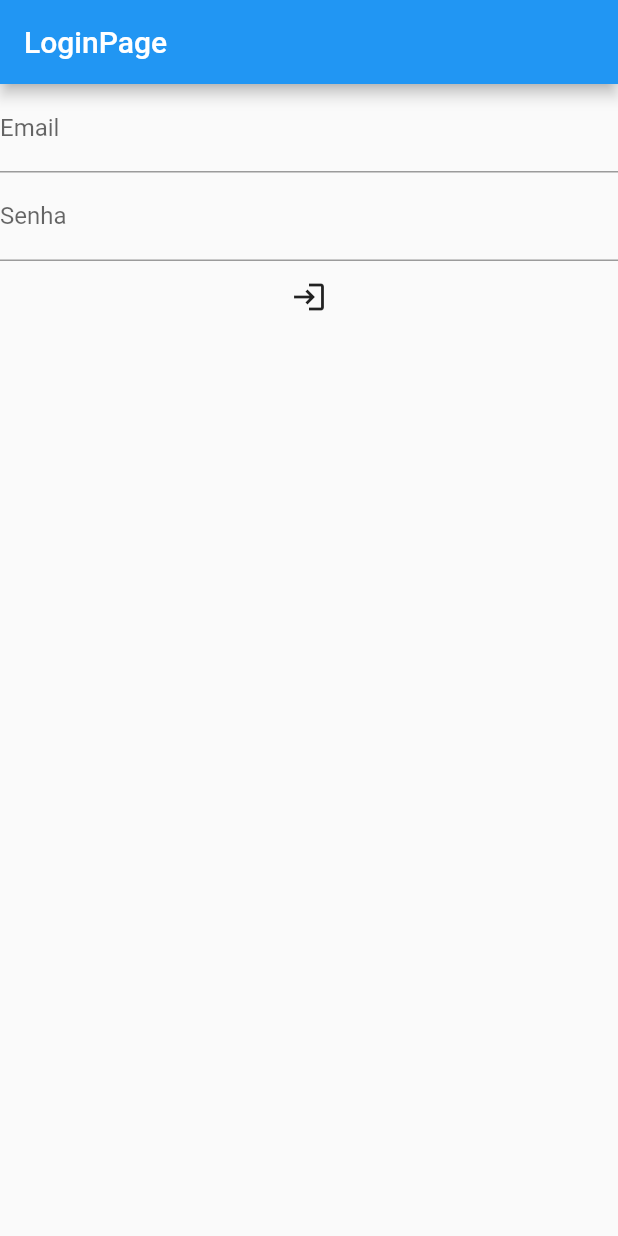
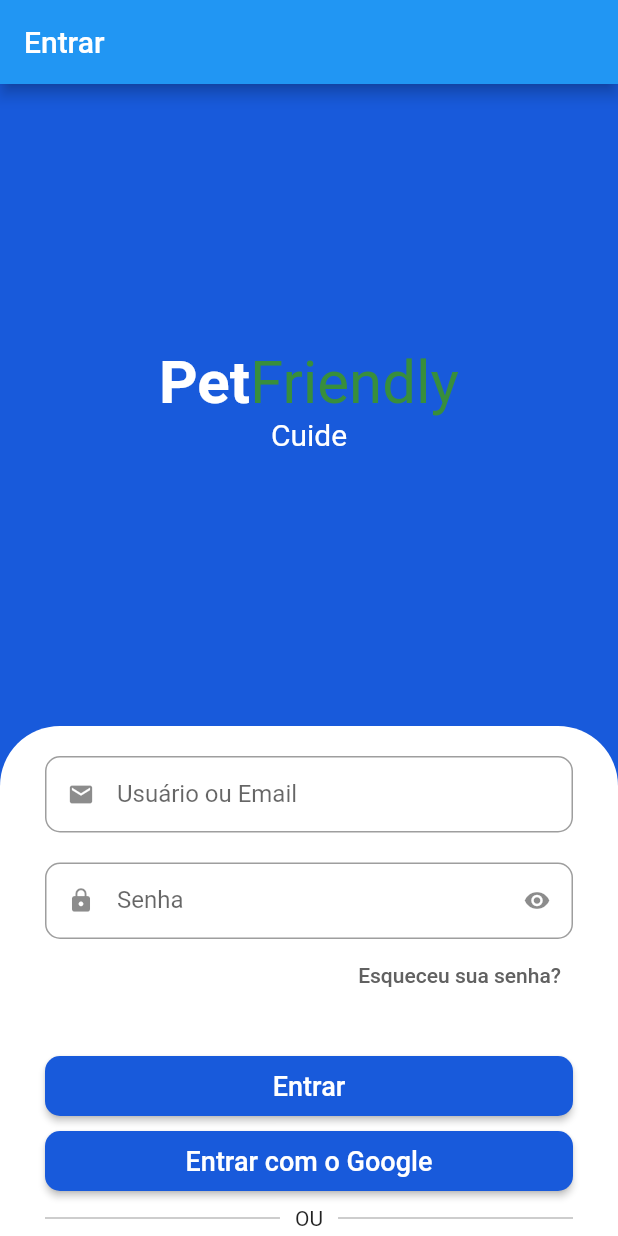
Before and after one commit to jefferson-norberto2/wowpet, a Flutter app: the screen it shows after launch, on a phone screen of 412 x 824 dp. Run offline on Flutter 3.47's test engine with Material 2 defaults, Android fonts, the light colour scheme and no system bars; drawn by our look-alikes of animated_text_kit; our stand-ins replace flutter_modular, flutter_triple, mask_text_input_formatter.

Commit message:
login page ok

```diff
--- /dev/null
+++ b/lib/app/config/custom_colors.dart
@@ -0,0 +1,41 @@
+import 'package:flutter/material.dart';
+
+Map<int, Color> _swatchOpacity = {
+  50: const Color.fromRGBO(139, 195, 74, .1),
+  100: const Color.fromRGBO(139, 195, 74, .2),
+  200: const Color.fromRGBO(139, 195, 74, .3),
+  300: const Color.fromRGBO(139, 195, 74, .4),
+  400: const Color.fromRGBO(139, 195, 74, .5),
+  500: const Color.fromRGBO(139, 195, 74, .6),
+  600: const Color.fromRGBO(139, 195, 74, .7),
+  700: const Color.fromRGBO(139, 195, 74, .8),
+  800: const Color.fromRGBO(139, 195, 74, .9),
+  900: const Color.fromRGBO(139, 195, 74, 1),
+};
+
+Map<int, Color> _swatchOpacityBlue = {
+  50: const Color.fromRGBO(24, 90, 219, .1),
+  100: const Color.fromRGBO(24, 90, 219, .2),
+  200: const Color.fromRGBO(24, 90, 219, .3),
+  300: const Color.fromRGBO(24, 90, 219, .4),
+  400: const Color.fromRGBO(24, 90, 219, .5),
+  500: const Color.fromRGBO(24, 90, 219, .6),
+  600: const Color.fromRGBO(24, 90, 219, .7),
+  700: const Color.fromRGBO(24, 90, 219, .8),
+  800: const Color.fromRGBO(24, 90, 219, .9),
+  900: const Color.fromRGBO(24, 90, 219, 1),
+};
+
+abstract class CustomColors {
+  static Color customConstrateColor = Colors.red.shade700;
+
+  static Color customConstrateColorGreen = Colors.green.shade700;
+
+  static MaterialColor customSwatchColor =
+      MaterialColor(0xFF8BC34A, _swatchOpacity);
+
+  static MaterialColor customSwatchBlue =
+      MaterialColor(0X185ADB, _swatchOpacityBlue);
+
+  static Color customPrimaryColor = const Color.fromRGBO(24, 90, 219, 1);
+}
--- /dev/null
+++ b/lib/app/modules/login/components/custom_text_field.dart
@@ -0,0 +1,69 @@
+import 'package:flutter/material.dart';
+import 'package:flutter/services.dart';
+
+class CustomTextField extends StatefulWidget {
+  final IconData icon;
+  final String label;
+  final bool isSecrect;
+  final List<TextInputFormatter>? inputFormatters;
+  final TextInputType? keyboardType;
+  final double? padding_bottom;
+
+  const CustomTextField({
+    super.key,
+    required this.icon,
+    required this.label,
+    this.isSecrect = false,
+    this.inputFormatters,
+    this.keyboardType,
+    this.padding_bottom,
+  });
+
+  @override
+  State<CustomTextField> createState() => _CustomTextFieldState();
+}
+
+class _CustomTextFieldState extends State<CustomTextField> {
+  late bool isObscure;
+
+  @override
+  void initState() {
+    isObscure = widget.isSecrect;
+    super.initState();
+  }
+
+  @override
+  Widget build(BuildContext context) {
+    return Padding(
+      padding: widget.padding_bottom != null
+          ? EdgeInsets.only(bottom: widget.padding_bottom as double)
+          : const EdgeInsets.only(bottom: 20),
+      child: TextFormField(
+        keyboardType: widget.keyboardType,
+        inputFormatters: widget.inputFormatters,
+        obscureText: isObscure,
+        decoration: InputDecoration(
+          suffixIcon: widget.isSecrect
+              ? IconButton(
+                  onPressed: () {
+                    setState(() {
+                      isObscure = !isObscure;
+                    });
+                  },
+                  icon:
+                      Icon(isObscure ? Icons.visibility : Icons.visibility_off),
+                )
+              : null,
+          label: Text(widget.label),
+          prefixIcon: Icon(widget.icon),
+          isDense: true,
+          border: const OutlineInputBorder(
+            borderRadius: BorderRadius.all(
+              Radius.circular(10),
+            ),
+          ),
+        ),
+      ),
+    );
+  }
+}
--- a/lib/app/modules/login/login_module.dart
+++ b/lib/app/modules/login/login_module.dart
@@ -1,5 +1,5 @@
 import 'package:wowpet/app/modules/home/home_module.dart';
-import 'package:wowpet/app/modules/login/login_page.dart';
+import 'package:wowpet/app/modules/login/pages/login_page.dart';
 import 'package:wowpet/app/modules/login/login_store.dart';
 import 'package:flutter_modular/flutter_modular.dart';
 
--- /dev/null
+++ b/lib/app/modules/login/pages/sign_in_screen.dart
@@ -0,0 +1,221 @@
+import 'package:flutter/material.dart';
+import 'package:animated_text_kit/animated_text_kit.dart';
+import '../pages/sign_up_screen.dart';
+import '../components/custom_text_field.dart';
+import '../../../config/custom_colors.dart';
+
+class SignInScreen extends StatelessWidget {
+  const SignInScreen({super.key});
+
+  @override
+  Widget build(BuildContext context) {
+    final size = MediaQuery.of(context).size;
+
+    return Scaffold(
+      backgroundColor: CustomColors.customPrimaryColor,
+      body: SingleChildScrollView(
+        child: SizedBox(
+          height: size.height,
+          width: size.width,
+          child: Column(
+            children: [
+              Expanded(
+                child: Column(
+                  mainAxisAlignment: MainAxisAlignment.center,
+                  children: [
+                    // App name
+                    Text.rich(
+                      TextSpan(
+                          style: const TextStyle(
+                            fontSize: 40,
+                          ),
+                          children: [
+                            const TextSpan(
+                              text: 'Pet',
+                              style: TextStyle(
+                                color: Colors.white,
+                                fontWeight: FontWeight.bold,
+                              ),
+                            ),
+                            TextSpan(
+                              text: 'Friendly',
+                              style: TextStyle(
+                                color: CustomColors.customConstrateColorGreen,
+                              ),
+                            ),
+                          ]),
+                    ),
+                    // Category
+                    SizedBox(
+                      height: 30,
+                      child: DefaultTextStyle(
+                        style: const TextStyle(
+                          fontSize: 20,
+                          color: Colors.white,
+                        ),
+                        child: AnimatedTextKit(
+                          pause: Duration.zero,
+                          repeatForever: true,
+                          animatedTexts: [
+                            FadeAnimatedText(
+                              'Cuide',
+                              textStyle: const TextStyle(
+                                fontSize: 20,
+                                color: Colors.white,
+                              ),
+                            ),
+                            FadeAnimatedText(
+                              'Informe-se',
+                            ),
+                            FadeAnimatedText(
+                              'Reporte',
+                            ),
+                            FadeAnimatedText(
+                              'Encontre',
+                            ),
+                          ],
+                        ),
+                      ),
+                    ),
+                  ],
+                ),
+              ),
+              Container(
+                padding: const EdgeInsets.only(
+                    left: 30, right: 30, top: 20, bottom: 10),
+                decoration: const BoxDecoration(
+                  borderRadius: BorderRadius.vertical(
+                    top: Radius.circular(40),
+                  ),
+                  color: Colors.white,
+                ),
+                child: Column(
+                  crossAxisAlignment: CrossAxisAlignment.stretch,
+                  children: [
+                    // Email
+                    const CustomTextField(
+                        icon: Icons.email, label: 'Usuário ou Email'),
+
+                    // Password
+                    const CustomTextField(
+                      icon: Icons.lock,
+                      label: 'Senha',
+                      isSecrect: true,
+                      padding_bottom: 0.0,
+                    ),
+
+                    // Forgot Password Button
+                    Align(
+                      alignment: Alignment.centerRight,
+                      child: TextButton(
+                        onPressed: () {},
+                        child: Text(
+                          'Esqueceu sua senha?',
+                          style: TextStyle(
+                            color: Colors.grey[700],
+                          ),
+                        ),
+                      ),
+                    ),
+
+                    // Sign In Button
+                    Padding(
+                      padding: const EdgeInsets.only(top: 30),
+                      child: SizedBox(
+                        height: 40,
+                        child: ElevatedButton(
+                          style: ElevatedButton.styleFrom(
+                            backgroundColor: CustomColors.customPrimaryColor,
+                            shape: RoundedRectangleBorder(
+                              borderRadius: BorderRadius.circular(10),
+                            ),
+                          ),
+                          onPressed: () {},
+                          child: const Text(
+                            'Entrar',
+                            style: TextStyle(fontSize: 18),
+                          ),
+                        ),
+                      ),
+                    ),
+
+                    // Sign In Button Google
+                    Padding(
+                      padding: const EdgeInsets.only(bottom: 10, top: 10),
+                      child: SizedBox(
+                        height: 40,
+                        child: ElevatedButton(
+                          style: ElevatedButton.styleFrom(
+                            backgroundColor: CustomColors.customPrimaryColor,
+                            shape: RoundedRectangleBorder(
+                              borderRadius: BorderRadius.circular(10),
+                            ),
+                          ),
+                          onPressed: () {},
+                          child: const Text(
+                            'Entrar com o Google',
+                            style: TextStyle(fontSize: 18),
+                          ),
+                        ),
+                      ),
+                    ),
+
+                    // Divider
+                    Row(
+                      children: [
+                        Expanded(
+                          child: Divider(
+                            color: Colors.grey[400],
+                            thickness: 1,
+                          ),
+                        ),
+                        const Padding(
+                          padding: EdgeInsets.symmetric(horizontal: 10),
+                          child: Text('OU'),
+                        ),
+                        Expanded(
+                          child: Divider(
+                            color: Colors.grey[400],
+                            thickness: 1,
+                          ),
+                        ),
+                      ],
+                    ),
+
+                    // Create Account Button
+                    Padding(
+                      padding: const EdgeInsets.only(top: 10),
+                      child: SizedBox(
+                        height: 40,
+                        child: OutlinedButton(
+                          onPressed: () {
+                            Navigator.of(context).push(MaterialPageRoute(
+                                builder: (c) => SignUpScreen()));
+                          },
+                          style: OutlinedButton.styleFrom(
+                            side: BorderSide(
+                                color: CustomColors.customPrimaryColor,
+                                width: 2),
+                            shape: RoundedRectangleBorder(
+                              borderRadius: BorderRadius.circular(10),
+                            ),
+                          ),
+                          child: Text(
+                            'Reportar animal de rua',
+                            style: TextStyle(
+                                fontSize: 12,
+                                color: CustomColors.customPrimaryColor),
+                          ),
+                        ),
+                      ),
+                    ),
+                  ],
+                ),
+              ),
+            ],
+          ),
+        ),
+      ),
+    );
+  }
+}
--- a/pubspec.yaml
+++ b/pubspec.yaml
@@ -33,6 +33,8 @@ dependencies:
   cupertino_icons: ^1.0.2
   flutter_modular: ^5.0.3
   flutter_triple: 1.2.7+4
+  animated_text_kit: ^4.2.2
+  mask_text_input_formatter: ^2.4.0
 
 dev_dependencies:
   flutter_test:
```
Also changed, not shown: lib/app/modules/login/pages/login_page.dart (renamed from lib/app/modules/login/login_page.dart, +3 -19 lines), lib/app/modules/login/pages/sign_up_screen.dart (added, +125 -0 lines), pubspec.lock.
